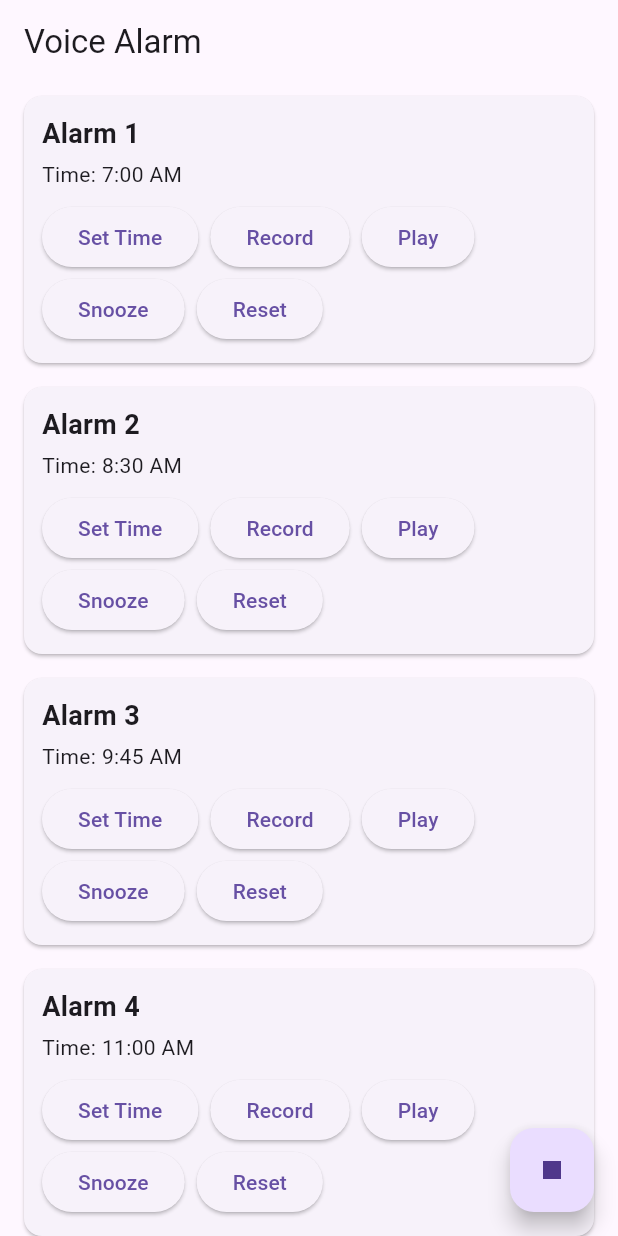
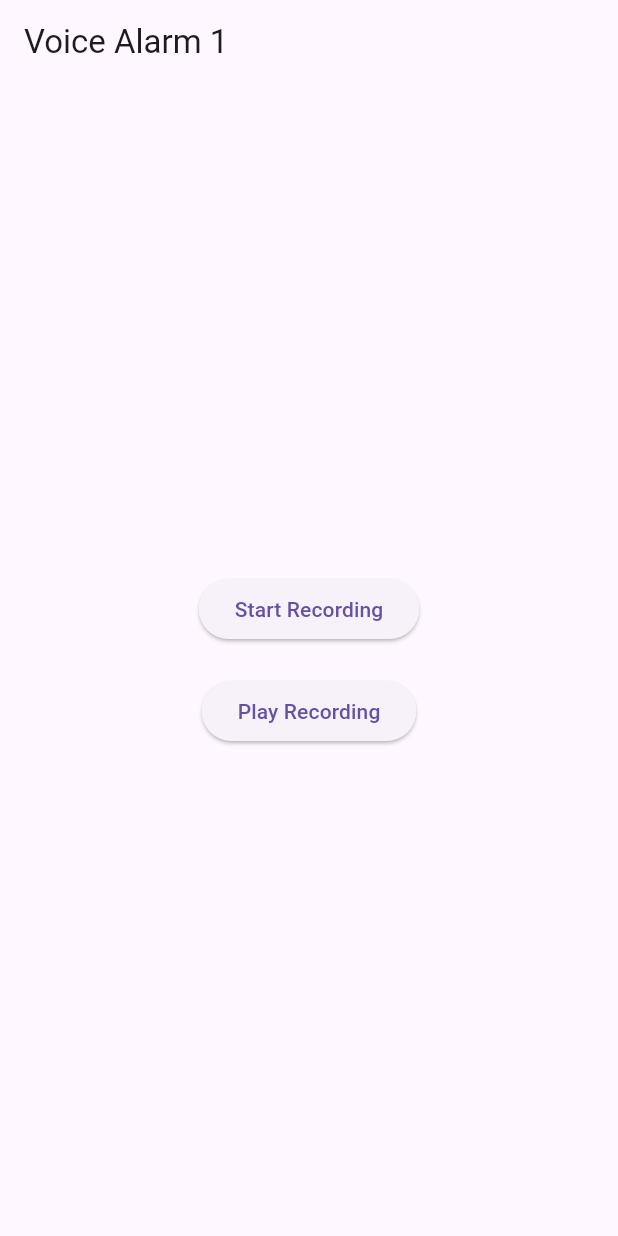
Before and after one commit to ajitkumarpalakkad/voice_alarm_m, a Flutter app: the screen it shows after launch, on a phone screen of 412 x 824 dp. Run offline on Flutter 3.47's test engine with Material 3 defaults, Android fonts, the phone set to English and light mode, and no system bars; our stand-ins replace audioplayers, permission_handler; missing offline and left inert: flutter_sound.

Commit message:
✅ Milestone: Voice recording and playback fully working with AAC codec

```diff
--- a/lib/main.dart
+++ b/lib/main.dart
@@ -1,135 +1,155 @@
+import 'dart:io';
 import 'package:flutter/material.dart';
-import 'models/alarm_entry.dart';
-import 'widgets/alarm_tile.dart'; // Update if your folder is named 'widgets'
-import 'audio_player.dart';
-import 'audio_recorder.dart';
+import 'package:permission_handler/permission_handler.dart';
+import 'package:flutter_sound/flutter_sound.dart';
+import 'package:audioplayers/audioplayers.dart';
+import 'package:path_provider/path_provider.dart';
 
 void main() {
-  runApp(const VoiceAlarmApp());
+  runApp(VoiceAlarmApp());
 }
 
 class VoiceAlarmApp extends StatelessWidget {
-  const VoiceAlarmApp({super.key});
-
   @override
   Widget build(BuildContext context) {
-    return MaterialApp(
-      title: 'Voice Alarm',
-      theme: ThemeData(primarySwatch: Colors.indigo),
-      home: const AlarmHomePage(),
-    );
+    return MaterialApp(title: 'Voice Alarm', home: AlarmScreen());
   }
 }
 
-class AlarmHomePage extends StatefulWidget {
-  const AlarmHomePage({super.key});
+class AlarmScreen extends StatefulWidget {
+  @override
+  _AlarmScreenState createState() => _AlarmScreenState();
+}
+
+class _AlarmScreenState extends State<AlarmScreen> {
+  final FlutterSoundRecorder _recorder = FlutterSoundRecorder();
+  bool _isRecording = false;
+  int _alarmId = 1;
+
+  late String _filePath = '';
 
   @override
-  State<AlarmHomePage> createState() => _AlarmHomePageState();
+  void initState() {
+    super.initState();
+    _initRecorder();
   }
 
-class _AlarmHomePageState extends State<AlarmHomePage> {
-  final List<AlarmEntry> alarms = [
-    AlarmEntry(
-      label: "Alarm 1",
-      time: TimeOfDay(hour: 7, minute: 0),
-      fileName: "alarm_0700.wav",
+  Future<void> _initRecorder() async {
+    final micStatus = await Permission.microphone.request();
+
+    print('Microphone permission: $micStatus');
+
+    if (!micStatus.isGranted) {
+      print('Microphone permission not granted. Recording will fail.');
+      if (context.mounted) {
+        showDialog(
+          context: context,
+          builder: (_) => AlertDialog(
+            title: Text('Microphone Permission Required'),
+            content: Text(
+              'Please grant microphone permission to record audio.',
             ),
-    AlarmEntry(
-      label: "Alarm 2",
-      time: TimeOfDay(hour: 8, minute: 30),
-      fileName: "alarm_0830.wav",
+            actions: [
+              TextButton(
+                onPressed: () {
+                  openAppSettings();
+                  Navigator.of(context).pop();
+                },
+                child: Text('Open Settings'),
               ),
-    AlarmEntry(
-      label: "Alarm 3",
-      time: TimeOfDay(hour: 9, minute: 45),
-      fileName: "alarm_0945.wav",
+            ],
           ),
-    AlarmEntry(
-      label: "Alarm 4",
-      time: TimeOfDay(hour: 11, minute: 0),
-      fileName: "alarm_1100.wav",
-    ),
-    AlarmEntry(
-      label: "Alarm 5",
-      time: TimeOfDay(hour: 13, minute: 15),
-      fileName: "alarm_1315.wav",
-    ),
-  ];
+        );
+      }
+      return;
+    }
 
-  final player = AudioPlayerService();
-  final recorder = AudioRecorderService();
+    await _recorder.openRecorder();
 
-  void setTime(int index) async {
-    final picked = await showTimePicker(
-      context: context,
-      initialTime: alarms[index].time,
+    final dir = await getApplicationDocumentsDirectory();
+    _filePath = '${dir.path}/alarm_$_alarmId.aac';
+    print('Initialized file path: $_filePath');
+  }
+
+  Future<void> _startRecording() async {
+    if (_filePath.isEmpty) {
+      print('Cannot start recording: file path not initialized.');
+      return;
+    }
+
+    await Future.delayed(
+      Duration(milliseconds: 500),
+    ); // Ensure recorder is ready
+
+    await _recorder.startRecorder(
+      toFile: _filePath,
+      codec: Codec.aacADTS, // Use AAC format for better compatibility
     );
-    if (picked != null) {
-      setState(() {
-        alarms[index].time = picked;
-        alarms[index].fileName =
-            "alarm_${picked.hour.toString().padLeft(2, '0')}${picked.minute.toString().padLeft(2, '0')}.wav";
-      });
-      print("⏰ ${alarms[index].label} time set to ${picked.format(context)}");
+
+    setState(() => _isRecording = true);
+    print('Recording started: $_filePath');
+  }
+
+  Future<void> _stopRecording() async {
+    await _recorder.stopRecorder();
+    setState(() => _isRecording = false);
+    print('Recording stopped: $_filePath');
+
+    final file = File(_filePath);
+    print('File exists after recording: ${file.existsSync()}');
+    if (file.existsSync()) {
+      print('File size: ${file.lengthSync()} bytes');
     }
   }
 
-  void recordVoice(int index) async {
-    final fileName = alarms[index].fileName;
-    await recorder.start(fileName);
+  Future<void> _playRecording() async {
+    final file = File(_filePath);
+    print('Attempting to play: $_filePath');
+    print('File exists before playback: ${file.existsSync()}');
+    if (file.existsSync()) {
+      print('File size: ${file.lengthSync()} bytes');
     }
 
-  void stopRecording() async {
-    await recorder.stop();
+    if (!file.existsSync()) {
+      print('Playback failed: file does not exist');
+      return;
     }
 
-  void playVoice(int index) async {
-    final fileName = alarms[index].fileName;
-    await player.play(fileName);
+    final player = AudioPlayer();
+    try {
+      await player.setReleaseMode(ReleaseMode.stop);
+      await player.play(DeviceFileSource(_filePath));
+      print('Playback started');
+    } catch (e) {
+      print('Playback error: $e');
     }
-
-  void snoozeAlarm(int index) {
-    print("⏸️ Snoozing ${alarms[index].label} for 1 minute");
-    // TODO: Add snooze logic
-  }
-
-  void resetAlarm(int index) {
-    setState(() {
-      alarms[index].time = TimeOfDay(hour: 0, minute: 0);
-      alarms[index].fileName = "";
-    });
-    print("❌ Reset ${alarms[index].label}");
   }
 
   @override
   void dispose() {
-    recorder.dispose();
+    _recorder.closeRecorder();
     super.dispose();
   }
 
   @override
   Widget build(BuildContext context) {
     return Scaffold(
-      appBar: AppBar(title: const Text("Voice Alarm")),
-      body: ListView.builder(
-        itemCount: alarms.length,
-        itemBuilder: (context, index) {
-          final alarm = alarms[index];
-          return AlarmTile(
-            alarm: alarm,
-            onSetTime: () => setTime(index),
-            onRecord: () => recordVoice(index),
-            onPlay: () => playVoice(index),
-            onSnooze: () => snoozeAlarm(index),
-            onReset: () => resetAlarm(index),
-          );
-        },
+      appBar: AppBar(title: Text('Voice Alarm $_alarmId')),
+      body: Center(
+        child: Column(
+          mainAxisAlignment: MainAxisAlignment.center,
+          children: [
+            ElevatedButton(
+              onPressed: _isRecording ? _stopRecording : _startRecording,
+              child: Text(_isRecording ? 'Stop Recording' : 'Start Recording'),
             ),
-      floatingActionButton: FloatingActionButton(
-        onPressed: stopRecording,
-        child: const Icon(Icons.stop),
-        tooltip: 'Stop Recording',
+            SizedBox(height: 20),
+            ElevatedButton(
+              onPressed: _playRecording,
+              child: Text('Play Recording'),
+            ),
+          ],
+        ),
       ),
     );
   }
```
Lines whose indentation alone changed are shown as unchanged.
